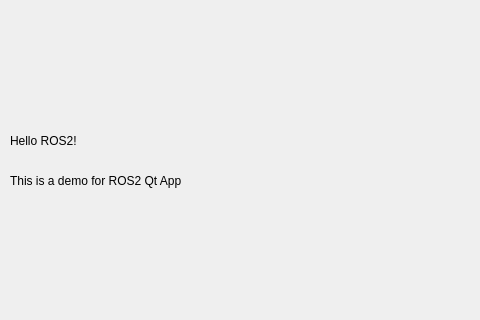
The window that ui/mainwindow.ui (shenmuxin/ros2_humble_qt_demo) describes before a commit, drawn with Qt 5; both pictures show x 0 to 480 and y 190 to 510 of the 800 by 600 pixel window.
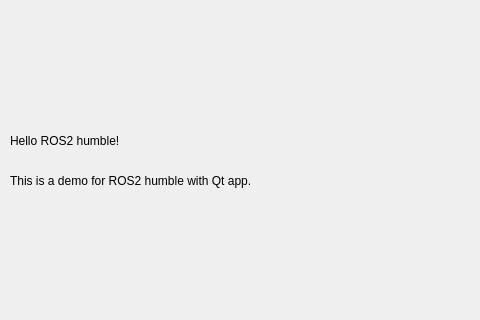
The same window after the commit.

The edit to the form file:
```diff
--- a/ui/mainwindow.ui
+++ b/ui/mainwindow.ui
@@ -37,7 +37,7 @@
      </rect>
     </property>
     <property name="text">
-     <string>Hello ROS2!</string>
+     <string>Hello ROS2 humble!</string>
     </property>
    </widget>
    <widget class="QLabel" name="label_3">
@@ -45,12 +45,12 @@
      <rect>
       <x>10</x>
       <y>360</y>
-      <width>291</width>
+      <width>311</width>
       <height>21</height>
      </rect>
     </property>
     <property name="text">
-     <string>This is a demo for ROS2 Qt App</string>
+     <string>This is a demo for ROS2 humble with Qt app.</string>
     </property>
    </widget>
    <widget class="QLabel" name="label_4">
```
Left out of the diff: 2 changed lines with no effect on the pictures.
